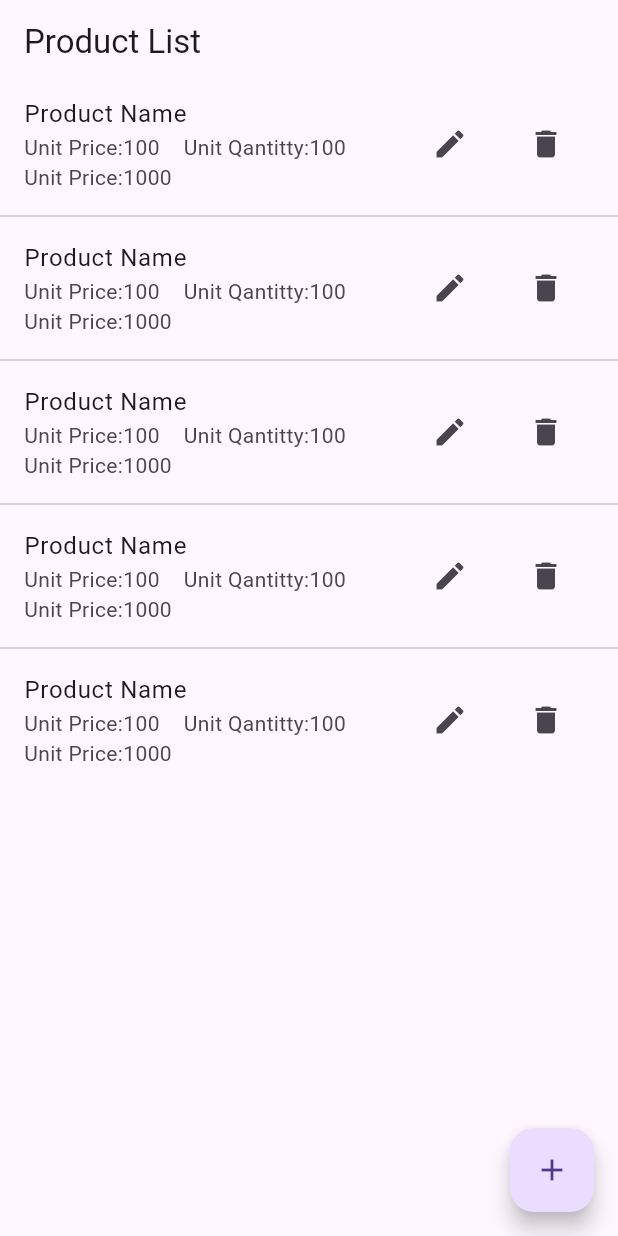
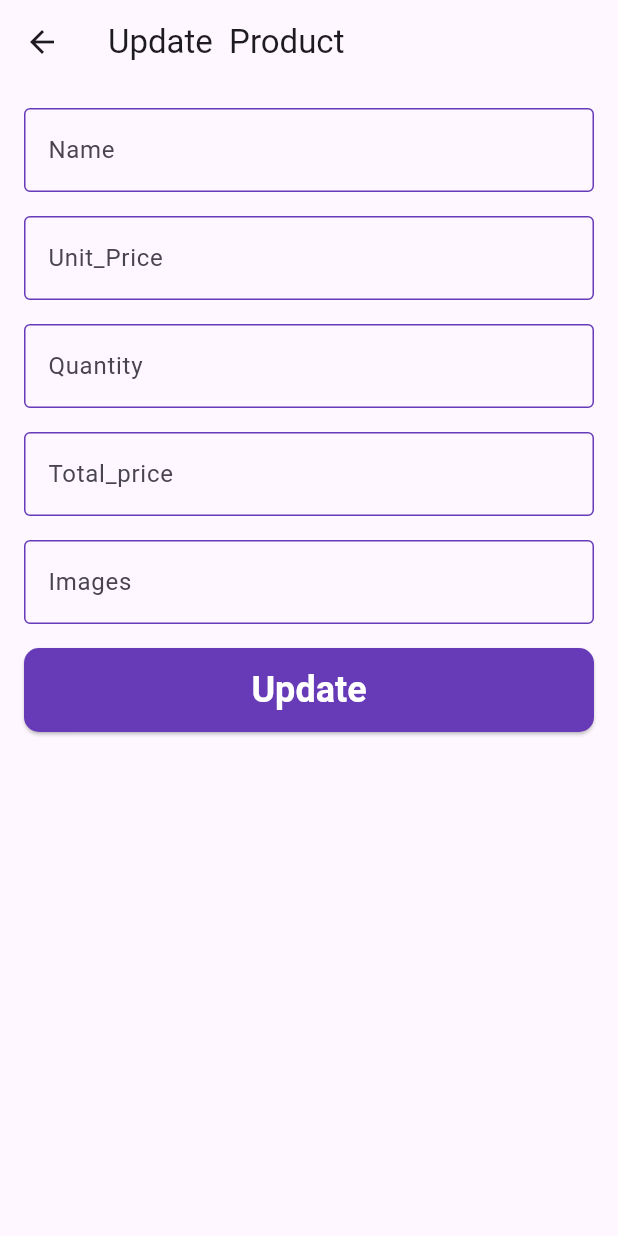
Before and after one commit to Imon13/curedapplication, a Flutter app: the screen it shows after launch, after a tap on the "edit" icon, on a phone screen of 412 x 824 dp. Run offline on Flutter 3.47's test engine with Material 3 defaults, Android fonts, the phone set to English and light mode, and no system bars.

Commit message:
update product Sceen added

```diff
--- a/lib/product_sceen.dart
+++ b/lib/product_sceen.dart
@@ -1,4 +1,5 @@
 import 'package:curdcls1/add-product_sceen.dart';
+import 'package:curdcls1/update_product.dart';
 import 'package:flutter/material.dart';
 
 class ProductListSceen extends StatefulWidget {
@@ -14,79 +15,82 @@ class _ProductListSceenState extends State<ProductListSceen> {
     return Scaffold(
       appBar: AppBar(
         title: const Text("Product List"),
+      ),
+      body: ListView.separated(
+        itemCount: 5,
+        itemBuilder: (context, index) {
+          return _buildProductItem(context);
+        },
+        separatorBuilder: (_, __) {
+          return Divider();
+        },
+      ),
+      floatingActionButton: FloatingActionButton(
+        onPressed: () {
+          Navigator.push(
+              context, MaterialPageRoute(builder: (context) => AddproductSceen()));
+        },
+        child: const Icon(Icons.add),
+      ),
+    );
+  }
 
+  void _showDeleteAlert() {
+    showDialog(
+      context: context,
+      builder: (context) {
+        return AlertDialog(
+          title: Text("Delete Product"),
+          content: Text("Are you sure you want to delete this product?"),
+          actions: [
+            TextButton(
+              onPressed: () {
+                Navigator.of(context).pop();
+              },
+              child: Text("Cancel"),
             ),
-      body:
-      ListView.separated(
-        itemCount: 5,
-          itemBuilder: (context,index){
-          return
-            ListTile(
+            TextButton(
+              onPressed: () {
+                // Add delete logic here
+                Navigator.of(context).pop();
+              },
+              child: Text("Delete"),
+            ),
+          ],
+        );
+      },
+    );
+  }
+
+  Widget _buildProductItem(BuildContext context) {
+    return ListTile(
       title: Text("Product Name"),
-            subtitle:
-            Wrap(
+      subtitle: Wrap(
         spacing: 16,
         children: [
-                Text("Unit Price:100"),
-                Text("Unit Qantitty:100"),
-                Text("Unit Price:1000"),
+          Text("Unit Price: 100"),
+          Text("Unit Quantity: 100"),
+          Text("Total Price: 1000"),
         ],
       ),
-
-            trailing:
-            Wrap(
+      trailing: Wrap(
         spacing: 16,
-
-              children: [IconButton(onPressed: (){},
-                  icon: Icon(Icons.edit)),
-                IconButton(onPressed: (){}, icon: Icon(Icons.delete))
+        children: [
+          IconButton(
+            onPressed: () {
+              Navigator.push(
+                  context, MaterialPageRoute(builder: (context) => UpproductSceen()));
+            },
+            icon: Icon(Icons.edit),
+          ),
+          IconButton(
+            onPressed: () {
+              _showDeleteAlert();
+            },
+            icon: Icon(Icons.delete),
+          ),
         ],
       ),
-
-
-
-          );
-
-
-          },
-        // use - instand of contex and __ instad of index .because of cleaing code
-        separatorBuilder: (_,  __) {
-          return Divider();
-        },),
-      floatingActionButton:FloatingActionButton(
-          onPressed: (){
-            Navigator.push(context, MaterialPageRoute(
-                builder: (context)=>AddproductSceen()));
-          },child: const Icon(Icons.add),),
     );
   }
 }
-
- Widget _bulildProductItem(){
-  return
-  ListTile(
-    title: Text("Product Name"),
-    subtitle:
-    Wrap(
-      spacing: 16,
-      children: [
-        Text("Unit Price:100"),
-        Text("Unit Qantitty:100"),
-        Text("Unit Price:1000"),
-      ],
-    ),
-
-    trailing:
-    Wrap(
-      spacing: 16,
-
-      children: [IconButton(onPressed: (){},
-          icon: Icon(Icons.edit)),
-        IconButton(onPressed: (){}, icon: Icon(Icons.delete))
-      ],
-    ),
-
-
-
-  );
-}
--- /dev/null
+++ b/lib/update_product.dart
@@ -0,0 +1,166 @@
+import 'package:flutter/material.dart';
+
+class UpproductSceen extends StatefulWidget {
+  const UpproductSceen({super.key});
+
+  @override
+  State<UpproductSceen> createState() => _UpproductSceenState();
+}
+
+class _UpproductSceenState extends State<UpproductSceen> {
+  final TextEditingController _nameTEcontroller = TextEditingController();
+  final TextEditingController _quantityTEcontroller = TextEditingController();
+  final TextEditingController _totalpriceTEcontroller = TextEditingController();
+  final TextEditingController _imageTEController = TextEditingController();
+  final TextEditingController _unitPriceTEcontrolller = TextEditingController();
+  final GlobalKey<FormState> _fromkey = GlobalKey<FormState>();
+  @override
+  Widget build(BuildContext context) {
+    return Scaffold(
+        appBar: AppBar(
+          title: const Text("Update  Product"),
+        ),
+        body:
+        SingleChildScrollView(
+          child: Padding(padding: const EdgeInsets.all(16),
+            child:  Form(
+              key: _fromkey,
+              child: Column(
+                children: [
+                  TextFormField(
+                    controller: _nameTEcontroller,
+                    keyboardType: TextInputType.text,
+                    autovalidateMode: AutovalidateMode.onUserInteraction,
+
+                    decoration: InputDecoration(
+                      hintText: 'Name',
+                      labelText: 'Name',
+
+
+                    ),
+                    validator: (String ? value){
+                      if(value == null || value.trim().isEmpty){
+                        return 'Write your product Name';
+                      }
+                      return null;
+                    },
+
+
+                  ),
+                  const SizedBox(height: 16,),
+                  TextFormField(
+                    controller: _unitPriceTEcontrolller,
+                    keyboardType: TextInputType.number,
+                    autovalidateMode: AutovalidateMode.onUserInteraction,
+
+                    decoration: InputDecoration(
+                      hintText: 'Unit_Price',
+                      labelText: 'Unit_Price',
+
+
+                    ),
+                    validator: (String ? value){
+                      if(value == null || value.trim().isEmpty){
+                        return 'Write Unit Price';
+                      }
+                      return null;
+                    },
+
+
+                  ),
+                  const SizedBox(height: 16,),
+
+                  TextFormField(
+                    controller: _quantityTEcontroller,
+                    keyboardType: TextInputType.number,
+                    autovalidateMode: AutovalidateMode.onUserInteraction,
+
+                    decoration: InputDecoration(
+                      hintText: 'Quantity',
+                      labelText: 'Quantity',
+
+
+                    ),
+                    validator: (String ? value){
+                      if(value == null || value.trim().isEmpty){
+                        return 'Write Quatity';
+                      }
+                      return null;
+                    },
+
+
+                  ),
+                  const SizedBox(height: 16,),
+
+                  TextFormField(
+                    controller: _totalpriceTEcontroller,
+                    keyboardType: TextInputType.number,
+                    autovalidateMode: AutovalidateMode.onUserInteraction,
+
+                    decoration: InputDecoration(
+                      hintText: 'Total_price',
+                      labelText: 'Total_price',
+
+
+                    ),
+                    validator: (String ? value){
+                      if(value == null || value.trim().isEmpty){
+                        return 'Write Total Price';
+                      }
+                      return null;
+                    },
+
+
+                  ),
+                  const SizedBox(height: 16,),
+
+                  TextFormField(
+                    controller: _imageTEController,
+                    autovalidateMode: AutovalidateMode.onUserInteraction,
+
+                    decoration: InputDecoration(
+                      hintText: 'Images',
+                      labelText: 'Images',
+
+
+                    ),
+                    validator: (String ? value){
+                      if(value == null || value.trim().isEmpty){
+                        return 'Image';
+                      }
+                      return null;
+                    },
+
+
+                  ),
+                  const SizedBox(height: 16,),
+                  ElevatedButton(
+
+                      onPressed: (){
+                        if(_fromkey.currentState!.validate()){
+
+                        };
+                      },
+                      child: const Text("Update"))
+
+                ],
+              ),
+            ),
+
+          ),
+        )
+
+    );
+
+
+  }
+  @override
+  void dispose() {
+    _imageTEController.dispose();
+    _nameTEcontroller.dispose();
+    _totalpriceTEcontroller.dispose();
+    _quantityTEcontroller.dispose();
+    _unitPriceTEcontrolller.dispose();
+    super.dispose();
+  }
+}
```
Lines whose indentation alone changed are shown as unchanged.
